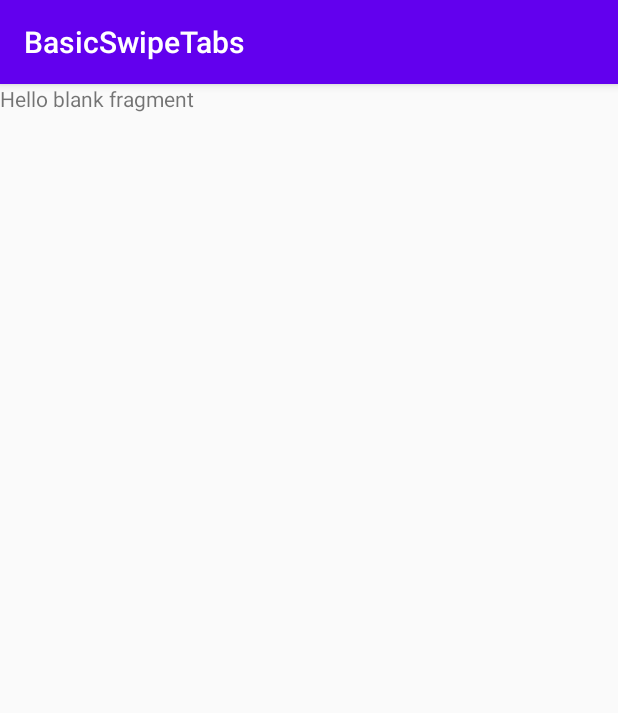
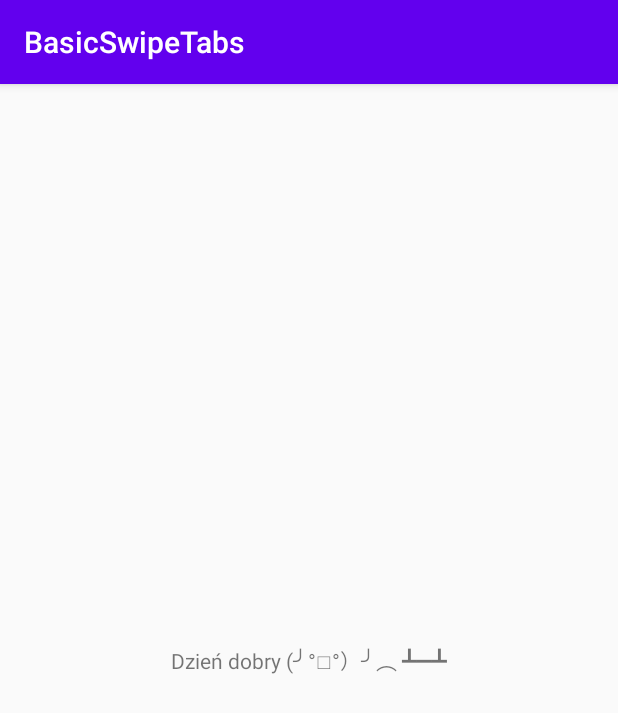
Before and after one commit to MatmaMob/basic-swipetabs, an Android app: the screen it shows after launch (MainActivity), on a phone screen of 412 x 824 dp. Shown: the top 713 px of the screen. Run offline under Robolectric (Android 15) with nearby library versions, the phone set to English and light mode, and no system bars.

Commit message:
Dzień dobry AG

```diff
--- a/app/src/main/res/layout/fragment_list.xml
+++ b/app/src/main/res/layout/fragment_list.xml
@@ -9,6 +9,7 @@
     <TextView
         android:layout_width="match_parent"
         android:layout_height="match_parent"
+        android:gravity="center"
         android:text="@string/hello_blank_fragment" />
 
 </FrameLayout>
--- a/app/src/main/res/layout/fragment_main.xml
+++ b/app/src/main/res/layout/fragment_main.xml
@@ -9,6 +9,7 @@
     <TextView
         android:layout_width="match_parent"
         android:layout_height="match_parent"
+        android:gravity="center"
         android:text="@string/hello_blank_fragment" />
 
 </FrameLayout>
--- a/app/src/main/res/values/strings.xml
+++ b/app/src/main/res/values/strings.xml
@@ -2,5 +2,5 @@
     <string name="app_name">BasicSwipeTabs</string>
 
     <!-- TODO: Remove or change this placeholder text -->
-    <string name="hello_blank_fragment">Hello blank fragment</string>
+    <string name="hello_blank_fragment"> Dzień dobry (╯°□°）╯︵ ┻━┻ </string>
 </resources>
```
